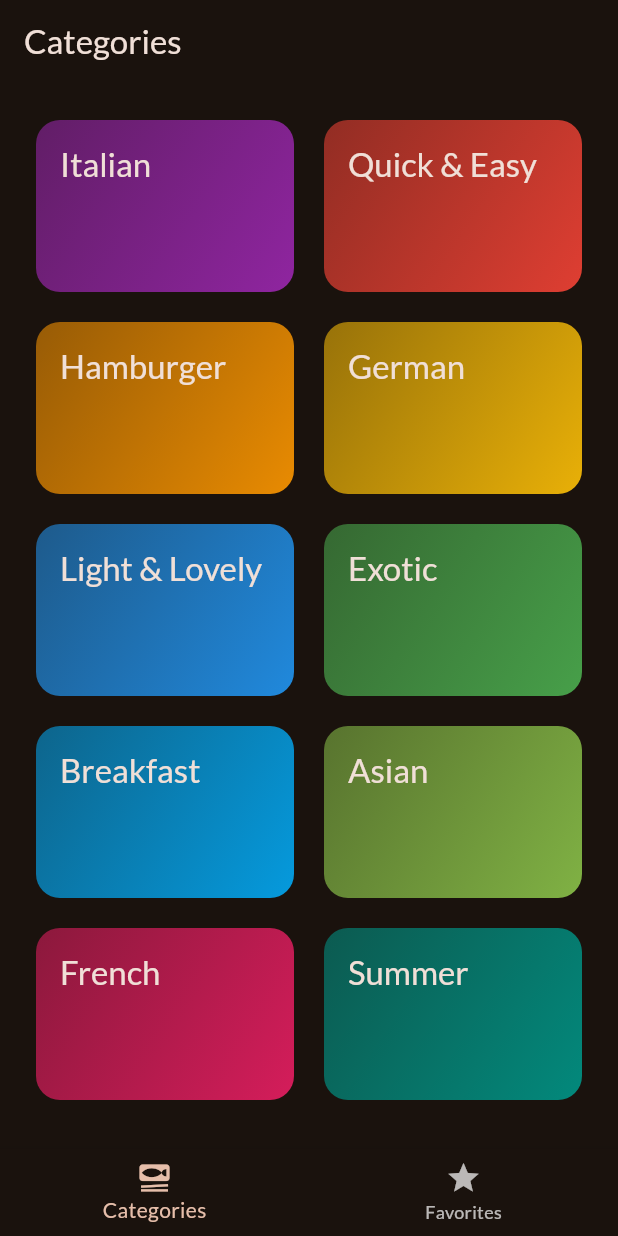
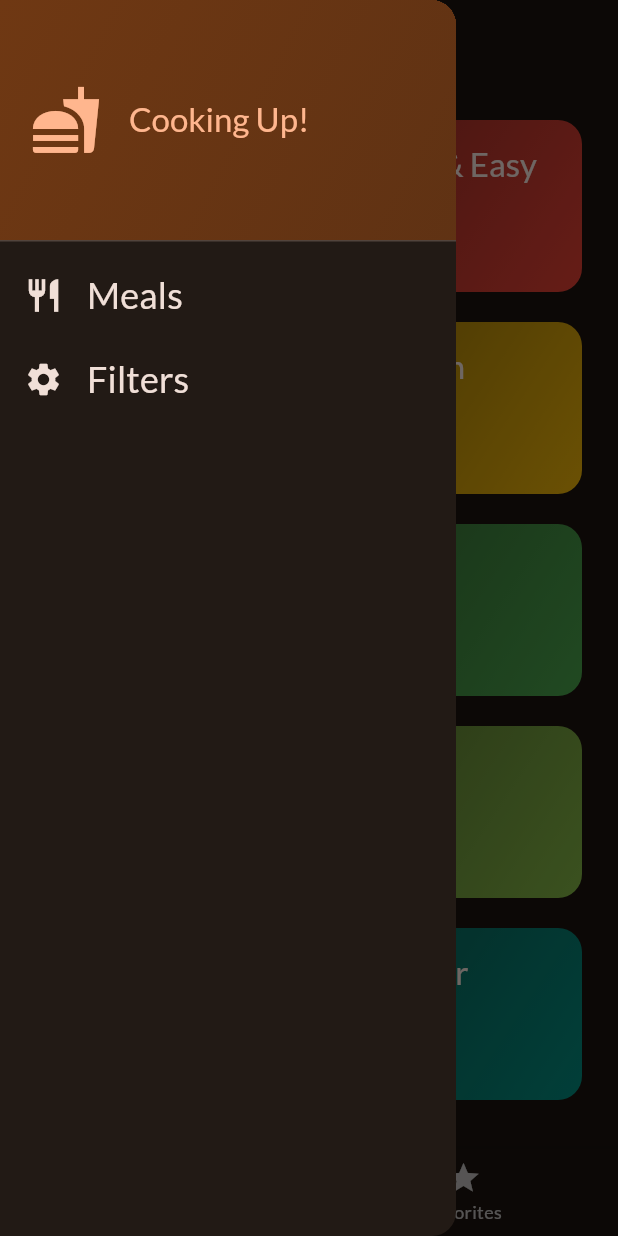
Before and after one commit to mohsinraza356/Meals, a Flutter app: the screen it shows after launch, with the side drawer open (before the commit the screen has no drawer), on a phone screen of 412 x 824 dp. Run offline on Flutter 3.47's test engine with Material 2 defaults, Android fonts, the phone set to English and light mode, and no system bars; our stand-ins replace google_fonts, transparent_image.

Commit message:
Side Drawer added

```diff
--- a/lib/screens/tabs.dart
+++ b/lib/screens/tabs.dart
@@ -1,6 +1,7 @@
 import 'package:flutter/material.dart';
 import 'package:meals/screens/categories.dart';
 import 'package:meals/screens/meals.dart';
+import 'package:meals/widgets/main_drawer.dart';
 
 import '../models/meal.dart';
 
@@ -12,44 +13,61 @@ class TabScreen extends StatefulWidget {
 }
 
 class _TabScreenState extends State<TabScreen> {
-  int _selectedPageIndex=0;
-  final List<Meal> _favouriteMeals=[];
+  int _selectedPageIndex = 0;
+  final List<Meal> _favouriteMeals = [];
+  void _showInfoMessage(String message){
+    ScaffoldMessenger.of(context).clearSnackBars();
+    ScaffoldMessenger.of(context).showSnackBar(SnackBar(content: Text(message)));
+  }
 
-  void _toggleMealFavoriteStatus(Meal meal){
-    final isExisting=_favouriteMeals.contains(meal);
-    if(isExisting){
-      _favouriteMeals.remove(meal);
-    }
-    else{
-      _favouriteMeals.add(meal);
+  void _toggleMealFavoriteStatus(Meal meal) {
+    final isExisting = _favouriteMeals.contains(meal);
+    if (isExisting) {
+      setState(() {
+        _favouriteMeals.remove(meal);
+        _showInfoMessage('Meal is no longer a favorite');
+      });
+    } else {
+      setState(() {
+        _favouriteMeals.add(meal);
+        _showInfoMessage('Marked as favorite');
+      });
     }
   }
-  void _selectPage(int index){
+
+  void _selectPage(int index) {
     setState(() {
-      _selectedPageIndex=index;
+      _selectedPageIndex = index;
     });
   }
+
   @override
   Widget build(BuildContext context) {
-    Widget activePage=  CategoriesScreen(onToggleFavorite: _toggleMealFavoriteStatus,);
-    var activePageTitle='Categories';
-    if (_selectedPageIndex==1){
-      activePage=MealsScreen(meals: _favouriteMeals,onToggleFavorite: _toggleMealFavoriteStatus,);
-      activePageTitle='Your Favourites';
+    Widget activePage = CategoriesScreen(
+      onToggleFavorite: _toggleMealFavoriteStatus,
+    );
+    var activePageTitle = 'Categories';
+    if (_selectedPageIndex == 1) {
+      activePage = MealsScreen(
+        meals: _favouriteMeals,
+        onToggleFavorite: _toggleMealFavoriteStatus,
+      );
+      activePageTitle = 'Your Favourites';
     }
     return Scaffold(
       appBar: AppBar(
         title: Text(activePageTitle),
       ),
+      drawer: const MainDrawer(),
       body: activePage,
       bottomNavigationBar: BottomNavigationBar(
-        currentIndex: _selectedPageIndex,
-        items: [
-          BottomNavigationBarItem(icon: Icon(Icons.set_meal),label:'Categories'),
-          BottomNavigationBarItem(icon: Icon(Icons.star),label:'Favorites'),
-        ],
-        onTap: _selectPage
-      ),
+          currentIndex: _selectedPageIndex,
+          items: const [
+            BottomNavigationBarItem(
+                icon: Icon(Icons.set_meal), label: 'Categories'),
+            BottomNavigationBarItem(icon: Icon(Icons.star), label: 'Favorites'),
+          ],
+          onTap: _selectPage),
     );
   }
 }
--- /dev/null
+++ b/lib/widgets/main_drawer.dart
@@ -0,0 +1,52 @@
+import 'package:flutter/material.dart';
+
+class MainDrawer extends StatelessWidget {
+  const MainDrawer({super.key});
+
+  @override
+  Widget build(BuildContext context) {
+    return Drawer(
+      child: Column(
+
+        children: [
+          DrawerHeader(padding: const EdgeInsets.all(20) ,
+              decoration: BoxDecoration(
+                gradient: LinearGradient(
+                  colors: [
+                    Theme.of(context).colorScheme.primaryContainer,
+                    Theme.of(context).colorScheme.primaryContainer.withOpacity(0.8),
+                  ],
+                  begin: Alignment.topLeft,
+                  end: Alignment.bottomRight,
+                )
+              ),
+              child: Row(
+                children: [
+                  Icon(Icons.fastfood,size: 48,color: Theme.of(context).colorScheme.primary,),
+                  const SizedBox(width: 18,),
+                  Text('Cooking Up!',style: Theme.of(context).textTheme.titleLarge!.copyWith(
+                    color: Theme.of(context).colorScheme.primary
+                  ),)
+                ],
+              ),),
+          ListTile(
+            leading: Icon(Icons.restaurant,size: 26,color: Theme.of(context).colorScheme.onBackground,),
+            title: Text('Meals',style: Theme.of(context).textTheme.titleSmall!.copyWith(
+                color: Theme.of(context).colorScheme.onBackground,fontSize: 24
+            ),),
+            onTap: (){
+
+            },
+          ),
+          ListTile(
+            leading: Icon(Icons.settings,size: 26,color: Theme.of(context).colorScheme.onBackground,),
+            title: Text('Filters',style: Theme.of(context).textTheme.titleSmall!.copyWith(
+                color: Theme.of(context).colorScheme.onBackground,fontSize: 24
+            ),),
+            onTap: (){},
+          ),
+        ],
+      ),
+    );
+  }
+}
```
